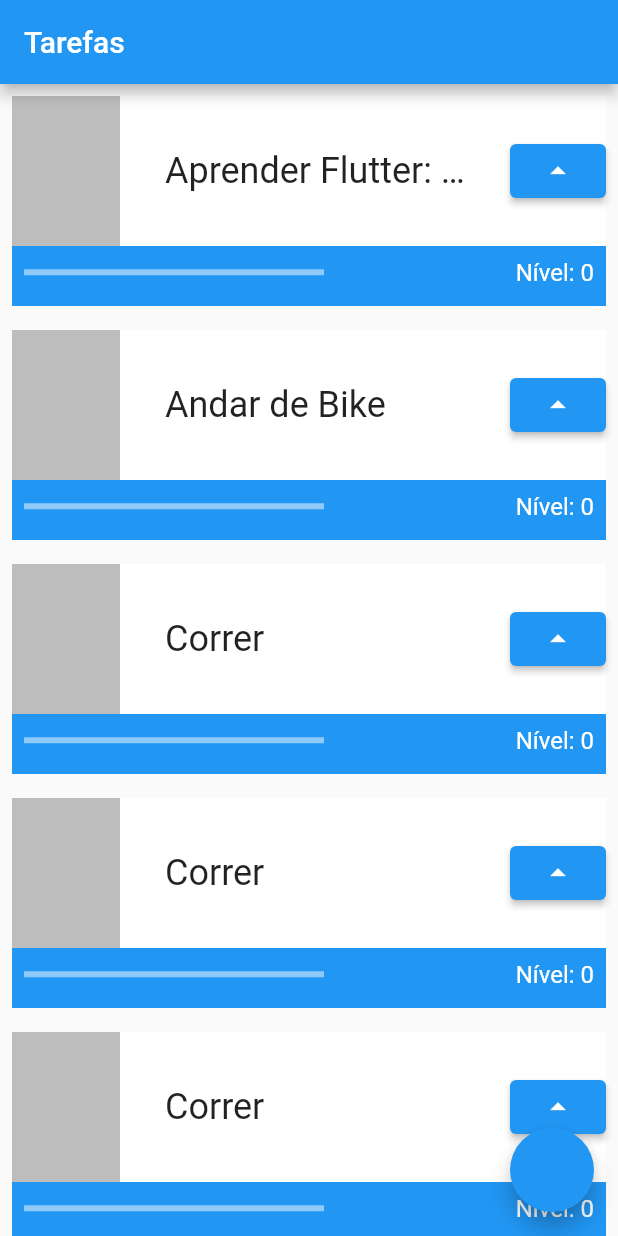
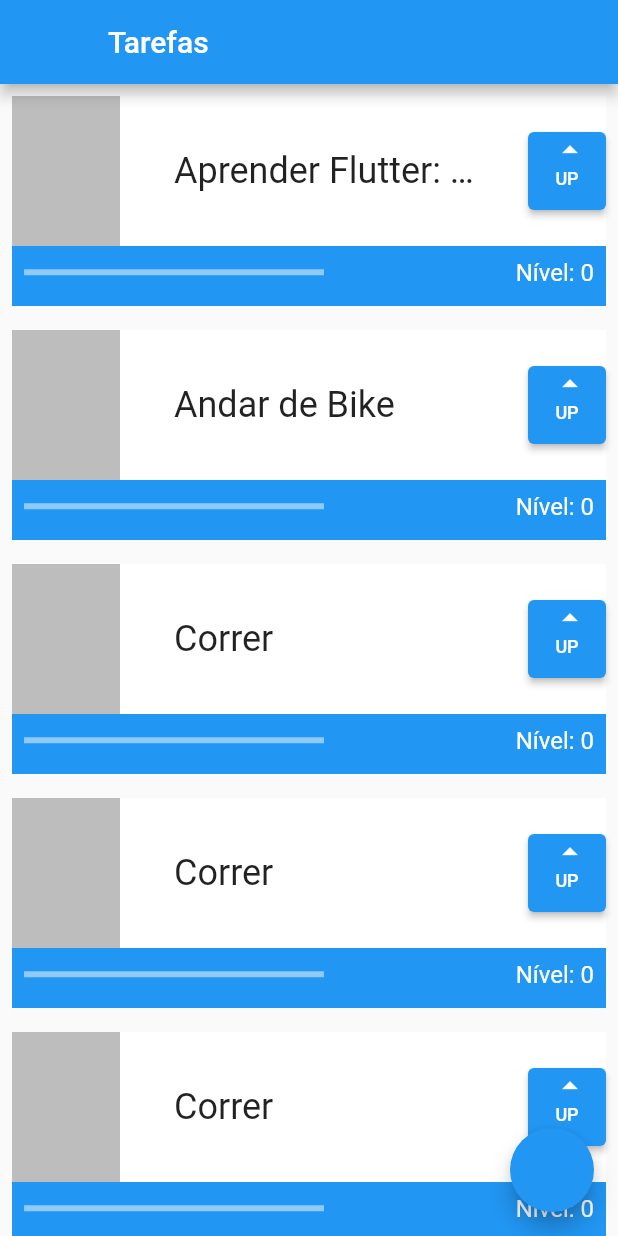
Before and after one commit to cristianovelkan/flutter_wdgets_sateful_stateless, a Flutter app: the screen it shows after launch, on a phone screen of 412 x 824 dp. Run offline on Flutter 3.47's test engine with Material 2 defaults, Android fonts, the phone set to English and light mode, and no system bars.

Commit message:
up button style

```diff
--- a/lib/main.dart
+++ b/lib/main.dart
@@ -17,6 +17,7 @@ class MyApp extends StatelessWidget {
       ),
       home: Scaffold(
         appBar: AppBar(
+          leading: Container(),
           title: Text('Tarefas'),
         ),
         body: ListView(
@@ -80,13 +81,24 @@ class _TaskState extends State<Task> {
                           ),
                         )
                     ),
-                    ElevatedButton(
-                        onPressed: () {
-                          setState((){
-                            nivel++;
-                          });
-                          print(nivel);
-                        }, child: Icon(Icons.arrow_drop_up))
+                    Container(
+                      height: 52,
+                      width: 52,
+                      child: ElevatedButton(
+                          onPressed: () {
+                            setState((){
+                              nivel++;
+                            });
+                            print(nivel);
+                          },
+                          child: Column(
+                            children: [
+                              Icon(Icons.arrow_drop_up),
+                              Text('UP', style: TextStyle(fontSize: 12),)
+                            ],
+                          )
+                      )
+                    )
                   ],
                 ),
               ),
```
